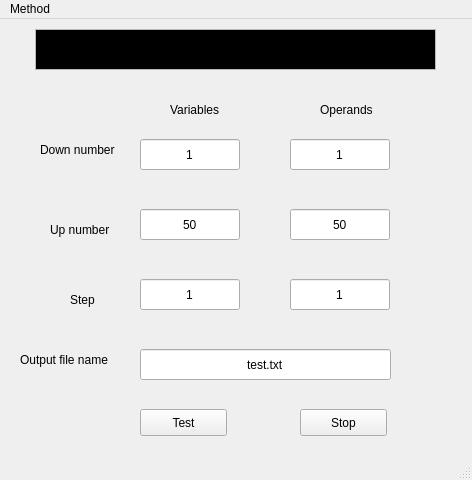
The window that gui/snf_tester_gui.ui (blenten/SNF) describes before a commit, drawn with Qt 5.
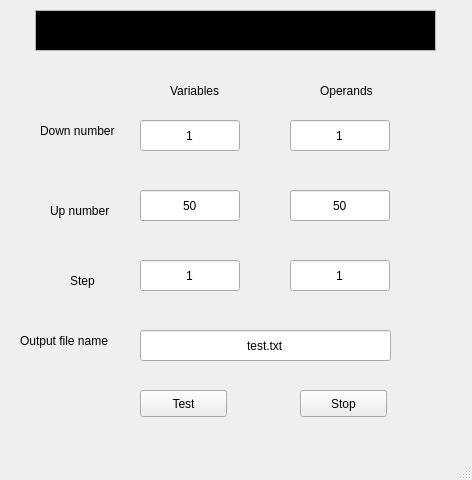
The same window after the commit.

Commit message: write minimizing time of both methods at one time add failable test

Patch:
```diff
--- a/gui/snf_tester_gui.ui
+++ b/gui/snf_tester_gui.ui
@@ -361,14 +361,6 @@
      <height>21</height>
     </rect>
    </property>
-   <widget class="QMenu" name="menuMethod">
-    <property name="title">
-     <string>Method</string>
-    </property>
-    <addaction name="actionAlgebraicManipulation"/>
-    <addaction name="actionQuineMcCluskey"/>
-   </widget>
-   <addaction name="menuMethod"/>
   </widget>
   <widget class="QStatusBar" name="statusbar"/>
   <action name="actionAlgebraicManipulation">
```
The commit also changes 5 other files.
